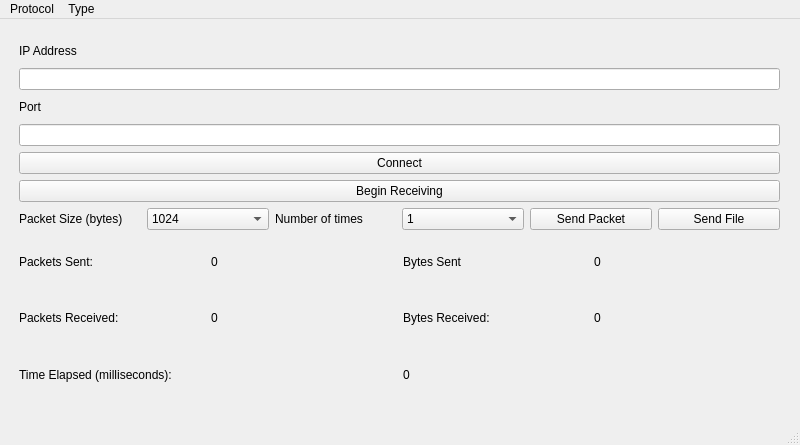
First picture: the form in mainwindow.ui, repository hchho/COMP4985_Assn2, before the edit.
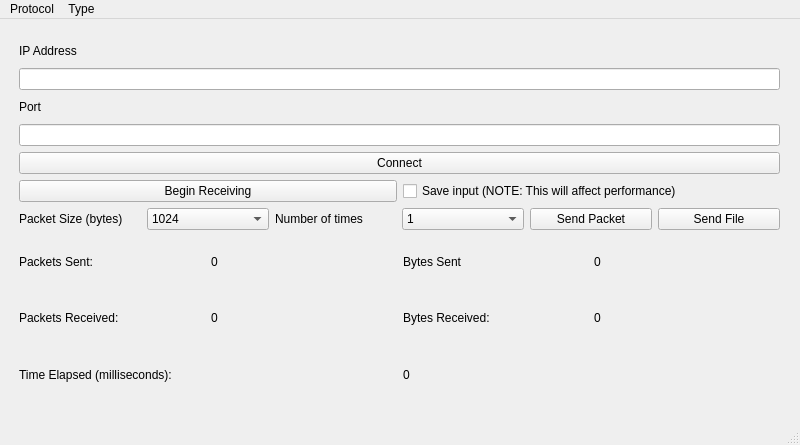
Second picture: the form after the edit.

Commit message: Added flag to save input to file

Diff of the .ui file:
```diff
--- a/mainwindow.ui
+++ b/mainwindow.ui
@@ -68,6 +68,13 @@
          </property>
         </widget>
        </item>
+       <item>
+        <widget class="QCheckBox" name="saveInputCheckbox">
+         <property name="text">
+          <string>Save input (NOTE: This will affect performance)</string>
+         </property>
+        </widget>
+       </item>
       </layout>
      </item>
      <item>
```
The commit also changes 4 other files.
